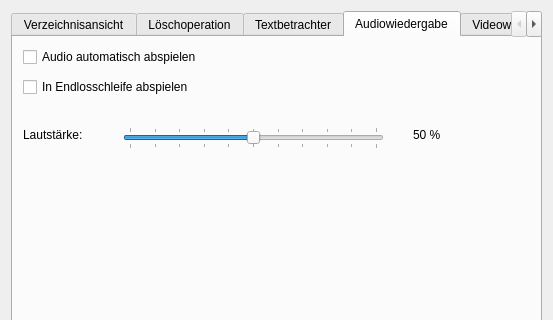
striezel/qt-commander, file settingsdialog.ui: the form before one commit; both pictures show x 0 to 553 and y 0 to 320 of the 553 by 531 pixel window.
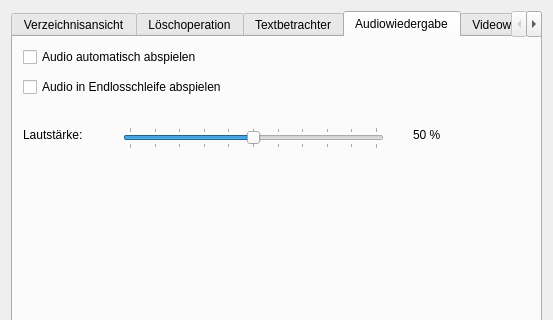
The form after the commit. The open tabs and pages were chosen to show the change. Icons and pictures are not drawn.

Commit message: minor text adjustments in settings dialog

```diff
--- a/settingsdialog.ui
+++ b/settingsdialog.ui
@@ -617,7 +617,7 @@
         </size>
        </property>
        <property name="text">
-        <string>In Endlosschleife abspielen</string>
+        <string>Audio in Endlosschleife abspielen</string>
        </property>
       </widget>
       <widget class="QLabel" name="lblAudioVolume">
```
Left out of the diff: 2 changed lines with no effect on the pictures.
